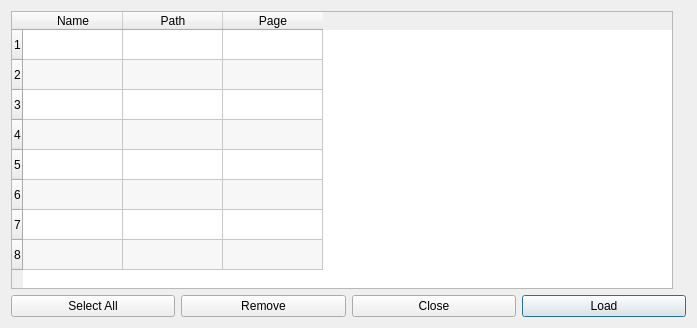
This is src/bookmark_manager_dialog.ui in mstuttgart/pynocchio as Qt 5 draws it before an edit. The edited form follows.
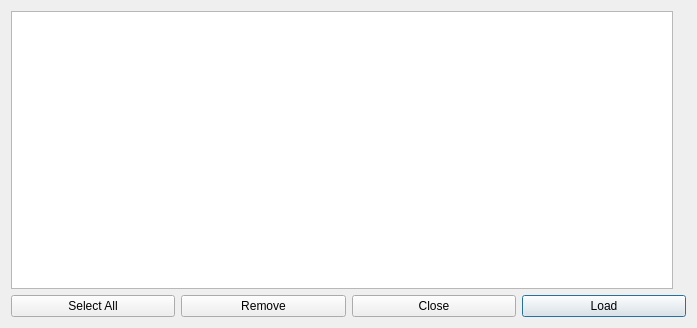
This is the edited form. Icons and pictures are not drawn.

Commit message: [UPDATE] Delete bookmark working

What changed in the file:
```diff
--- a/src/bookmark_manager_dialog.ui
+++ b/src/bookmark_manager_dialog.ui
@@ -24,7 +24,7 @@
    <item>
     <layout class="QHBoxLayout" name="horizontalLayout">
      <item>
-      <widget class="QTableWidget" name="bookmark_table">
+      <widget class="QTableView" name="bookmark_table">
        <property name="sizePolicy">
         <sizepolicy hsizetype="Expanding" vsizetype="Expanding">
          <horstretch>0</horstretch>
@@ -32,7 +32,7 @@
         </sizepolicy>
        </property>
        <property name="autoFillBackground">
-        <bool>false</bool>
+        <bool>true</bool>
        </property>
        <property name="frameShape">
         <enum>QFrame::StyledPanel</enum>
@@ -70,51 +70,9 @@
        <property name="wordWrap">
         <bool>true</bool>
        </property>
-       <property name="rowCount">
-        <number>8</number>
-       </property>
-       <property name="columnCount">
-        <number>3</number>
-       </property>
        <attribute name="horizontalHeaderVisible">
         <bool>true</bool>
        </attribute>
-       <attribute name="horizontalHeaderCascadingSectionResizes">
-        <bool>true</bool>
-       </attribute>
-       <row/>
-       <row/>
-       <row/>
-       <row/>
-       <row/>
-       <row/>
-       <row/>
-       <row/>
-       <column>
-        <property name="text">
-         <string>Name</string>
-        </property>
-       </column>
-       <column>
-        <property name="text">
-         <string>Path</string>
-        </property>
-       </column>
-       <column>
-        <property name="text">
-         <string>Page</string>
-        </property>
-       </column>
-       <item row="0" column="0">
-        <property name="font">
-         <font>
-          <strikeout>false</strikeout>
-         </font>
-        </property>
-        <property name="flags">
-         <set>ItemIsSelectable|ItemIsUserCheckable|ItemIsEnabled</set>
-        </property>
-       </item>
       </widget>
      </item>
      <item>
```
Left out of the diff: 16 changed lines with no effect on the pictures. The commit also changes 3 other files.
